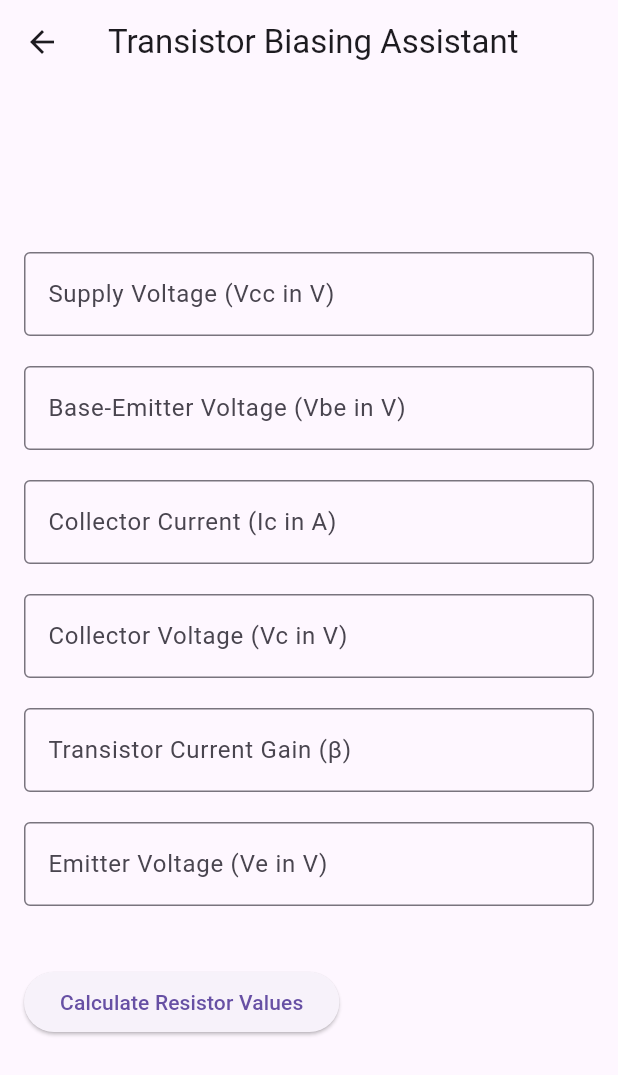
After one commit to DawoudTormos/Flutter_Electronics_Helper, a Flutter app: the TransistorBiasing screen opened directly, after a tap on "Calculate Resistor Values", on a phone screen of 412 x 824 dp. The commit adds this screen. Shown: the top 1075 px of the screen. Run offline on Flutter 3.47's test engine with Material 3 defaults, Android fonts, the phone set to English and light mode, and no system bars.

Commit message:
Adding a transistor biasing page. Doing other modifications to pages.

```diff
--- a/electronics_helper/lib/main.dart
+++ b/electronics_helper/lib/main.dart
@@ -2,6 +2,7 @@ import 'package:flutter/material.dart';
 import '/pages/led_resistor_calculator_page.dart';
 import '/pages/capacitor_tools_page.dart';
 import '/pages/power_consumption_page.dart';
+import '/pages/transistor_biasing.dart';
 
 void main() {
   runApp(MyApp());
@@ -30,7 +31,7 @@ class HomePage extends StatelessWidget {
         navigateTo: LedResistorCalculatorPage(),
       ),
       _Page(
-        title: "Capacitor tool",
+        title: "Capacitor Tool",
         icon: Icons.adjust_sharp,
         navigateTo: CapacitorToolsPage(), // Replace with your next page
       ),
@@ -40,9 +41,9 @@ class HomePage extends StatelessWidget {
         navigateTo: PowerConsumptionPage(), // Replace with your next page
       ),
       _Page(
-        title: "Capacitor tool",
-        icon: Icons.lightbulb,
-        navigateTo: CapacitorToolsPage(), // Replace with your next page
+        title: "Transistor Biasing",
+        icon: Icons.square,
+        navigateTo: TransistorBiasing(), // Replace with your next page
       ),
     ];
 
@@ -50,7 +51,9 @@ class HomePage extends StatelessWidget {
       appBar: AppBar(
         title: Text('Cool Page Selector'),
       ),
-      body: Padding(
+      body: Center(
+        child: Container(
+          width: MediaQuery.of(context).size.width > 500 ? 500 : double.infinity,
           padding: const EdgeInsets.all(16.0),
           child: GridView.builder(
             gridDelegate: SliverGridDelegateWithFixedCrossAxisCount(
@@ -97,6 +100,7 @@ class HomePage extends StatelessWidget {
             },
           ),
         ),
+      ),
     );
   }
 }
--- a/electronics_helper/lib/pages/capacitor_tools_page.dart
+++ b/electronics_helper/lib/pages/capacitor_tools_page.dart
@@ -67,6 +67,8 @@ class _CapacitorToolsPageState extends State<CapacitorToolsPage> {
                   width: containerWidth,
                   child: Column(
                     crossAxisAlignment: CrossAxisAlignment.start,
+                    mainAxisAlignment: MainAxisAlignment.center,
+
                     children: [
                       const Text(
                         'Capacitor Charge Time',
--- a/electronics_helper/lib/pages/power_consumption_page.dart
+++ b/electronics_helper/lib/pages/power_consumption_page.dart
@@ -13,14 +13,13 @@ class _PowerConsumptionPageState extends State<PowerConsumptionPage> {
   num? _power;
   num? _energy;
 
-  // Function to calculate power
   void _calculatePower() {
     final voltage = num.tryParse(_voltageController.text);
     final current = num.tryParse(_currentController.text);
 
     if (voltage != null && current != null) {
       setState(() {
-        _power = voltage * current;  // P = V * I
+        _power = voltage * current; // P = V * I
       });
     } else {
       setState(() {
@@ -29,13 +28,12 @@ class _PowerConsumptionPageState extends State<PowerConsumptionPage> {
     }
   }
 
-  // Function to calculate energy consumption
   void _calculateEnergy() {
     final time = num.tryParse(_timeController.text);
 
     if (_power != null && time != null) {
       setState(() {
-        _energy = _power! * time;  // E = P * time
+        _energy = _power! * time; // E = P * time
       });
     } else {
       setState(() {
@@ -50,10 +48,13 @@ class _PowerConsumptionPageState extends State<PowerConsumptionPage> {
       appBar: AppBar(
         title: Text('Power Consumption Tracker'),
       ),
-      body: Padding(
+      body: Center(
+        child: Container(
+          width: MediaQuery.of(context).size.width > 500 ? 500 : double.infinity,
           padding: const EdgeInsets.all(16.0),
           child: Column(
-          crossAxisAlignment: CrossAxisAlignment.start,
+              crossAxisAlignment: CrossAxisAlignment.center,
+              mainAxisAlignment: MainAxisAlignment.center,
             children: [
               TextField(
                 controller: _voltageController,
@@ -104,6 +105,7 @@ class _PowerConsumptionPageState extends State<PowerConsumptionPage> {
             ],
           ),
         ),
+      ),
     );
   }
 }
--- /dev/null
+++ b/electronics_helper/lib/pages/transistor_biasing.dart
@@ -0,0 +1,127 @@
+import 'package:flutter/material.dart';
+import 'dart:math';
+
+class TransistorBiasing extends StatefulWidget {
+  @override
+  _TransistorBiasingState createState() => _TransistorBiasingState();
+}
+
+class _TransistorBiasingState extends State<TransistorBiasing> {
+  final TextEditingController _vccController = TextEditingController();
+  final TextEditingController _vbeController = TextEditingController();
+  final TextEditingController _icController = TextEditingController();
+  final TextEditingController _vcController = TextEditingController();
+  final TextEditingController _betaController = TextEditingController();
+  final TextEditingController _veController = TextEditingController();
+
+  double? _rb, _rc, _re;
+
+  @override
+  Widget build(BuildContext context) {
+
+                final double screenWidth = MediaQuery.of(context).size.width;
+            final double? containerWidth = screenWidth > 600 ? 400 : double.infinity;
+
+    return Scaffold(
+      appBar: AppBar(
+        title: Text('Transistor Biasing Assistant'),
+      ),
+      body: Center(
+        child: LayoutBuilder(
+            builder: (context, constraints) {
+
+            final double screenWidth = MediaQuery.of(context).size.width;
+            final double? containerWidth = screenWidth > 600 ? 400 : double.infinity; // Wider on large screens
+
+
+              return SingleChildScrollView(
+            child: Padding(
+              padding: const EdgeInsets.all(16.0),
+              child: Container(
+                  width:containerWidth,
+
+                  child: Column(
+                    crossAxisAlignment: CrossAxisAlignment.start,
+                    mainAxisAlignment: MainAxisAlignment.center,
+
+                    children: [
+                      TextField(
+                        controller: _vccController,
+                        decoration: InputDecoration(labelText: 'Supply Voltage (Vcc in V)',border: OutlineInputBorder()),
+                        keyboardType: TextInputType.number,
+                      ),SizedBox(height:20),
+                      TextField(
+                        controller: _vbeController,
+                        decoration: InputDecoration(labelText: 'Base-Emitter Voltage (Vbe in V)',border: OutlineInputBorder(),),
+                        keyboardType: TextInputType.number,
+                      ),SizedBox(height:20),
+                      TextField(
+                        controller: _icController,
+                        decoration: InputDecoration(labelText: 'Collector Current (Ic in A)',border: OutlineInputBorder(),),
+                        keyboardType: TextInputType.number,
+                      ),SizedBox(height:20),
+                      TextField(
+                        controller: _vcController,
+                        decoration: InputDecoration(labelText: 'Collector Voltage (Vc in V)',border: OutlineInputBorder(),),
+                        keyboardType: TextInputType.number,
+                      ),SizedBox(height:20),
+                      TextField(
+                        controller: _betaController,
+                        decoration: InputDecoration(labelText: 'Transistor Current Gain (β)',border: OutlineInputBorder(),),
+                        keyboardType: TextInputType.number,
+                      ),SizedBox(height:20),
+                      TextField(
+                        controller: _veController,
+                        decoration: InputDecoration(labelText: 'Emitter Voltage (Ve in V)',border: OutlineInputBorder(),),
+                        keyboardType: TextInputType.number,
+                      ),SizedBox(height:20),
+                      SizedBox(height: 20),
+                      ElevatedButton(
+                        onPressed: _calculateResistorValues,
+                        child: Text('Calculate Resistor Values'),
+                      ),
+                      if (_rb != null && _rc != null && _re != null)
+                        Column(
+                          children: [
+                            SizedBox(height:32),Text('Base Resistor (Rb): ${_rb!.toStringAsFixed(2)} Ω'),SizedBox(height:5),
+                            Text('Collector Resistor (Rc): ${_rc!.toStringAsFixed(2)} Ω'),SizedBox(height:5),
+                            Text('Emitter Resistor (Re): ${_re!.toStringAsFixed(2)} Ω'),SizedBox(height:5),
+                          ],
+                        ),SizedBox(height:20),
+                    ],
+                  ),
+                ),
+              ),
+            );
+  }),
+      ),
+      )
+    ;
+  }
+
+  // Method to calculate resistor values
+  void _calculateResistorValues() {
+    double vcc = double.tryParse(_vccController.text) ?? 0.0;
+    double vbe = double.tryParse(_vbeController.text) ?? 0.7;
+    double ic = double.tryParse(_icController.text) ?? 0.0;
+    double vc = double.tryParse(_vcController.text) ?? 0.0;
+    double beta = double.tryParse(_betaController.text) ?? 100.0;
+    double ve = double.tryParse(_veController.text) ?? 0.0;
+
+    if (vcc > 0 && ic > 0 && beta > 0) {
+      // Calculate the base current Ib
+      double ib = ic / beta;
+
+      // Calculate the base resistor (Rb)
+      _rb = (vcc - vbe) / ib;
+
+      // Calculate the collector resistor (Rc)
+      _rc = (vcc - vc) / ic;
+
+      // Calculate the emitter resistor (Re)
+      _re = ve / ic;
+
+      setState(() {});
+    }
+  }
+}
```
Also changed, not shown: 1 other file. Lines whose indentation alone changed are shown as unchanged.
